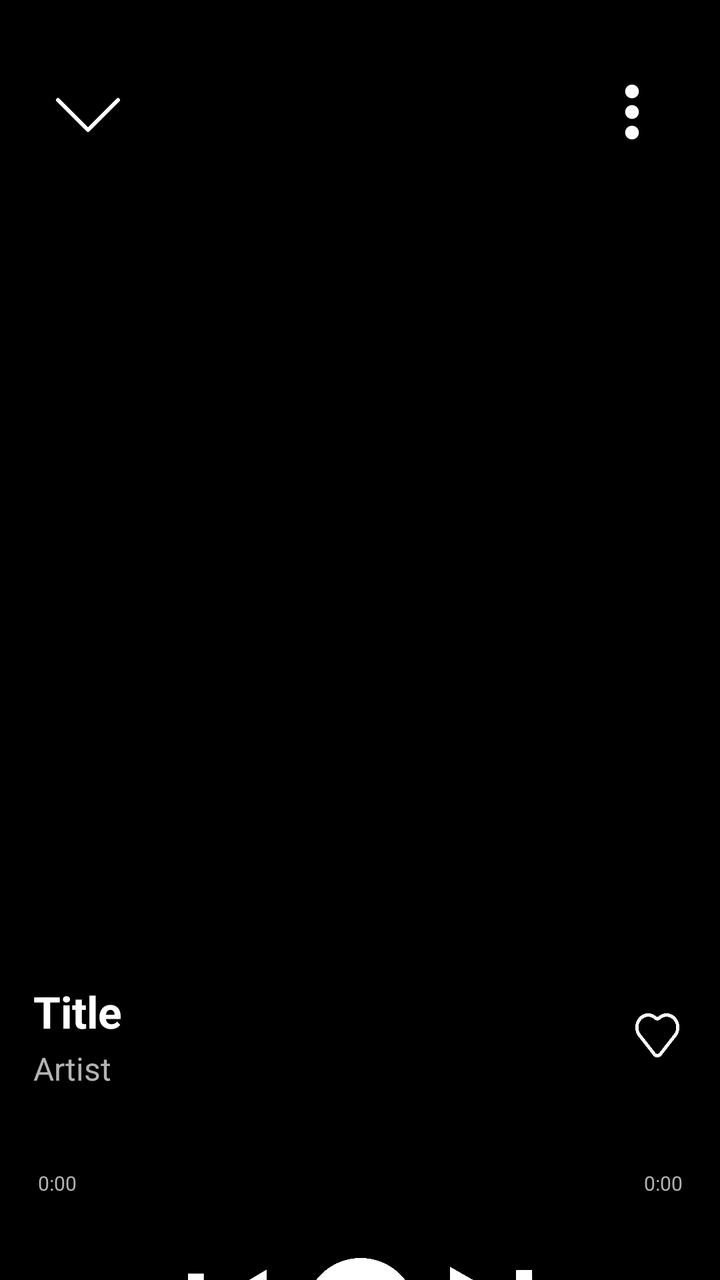
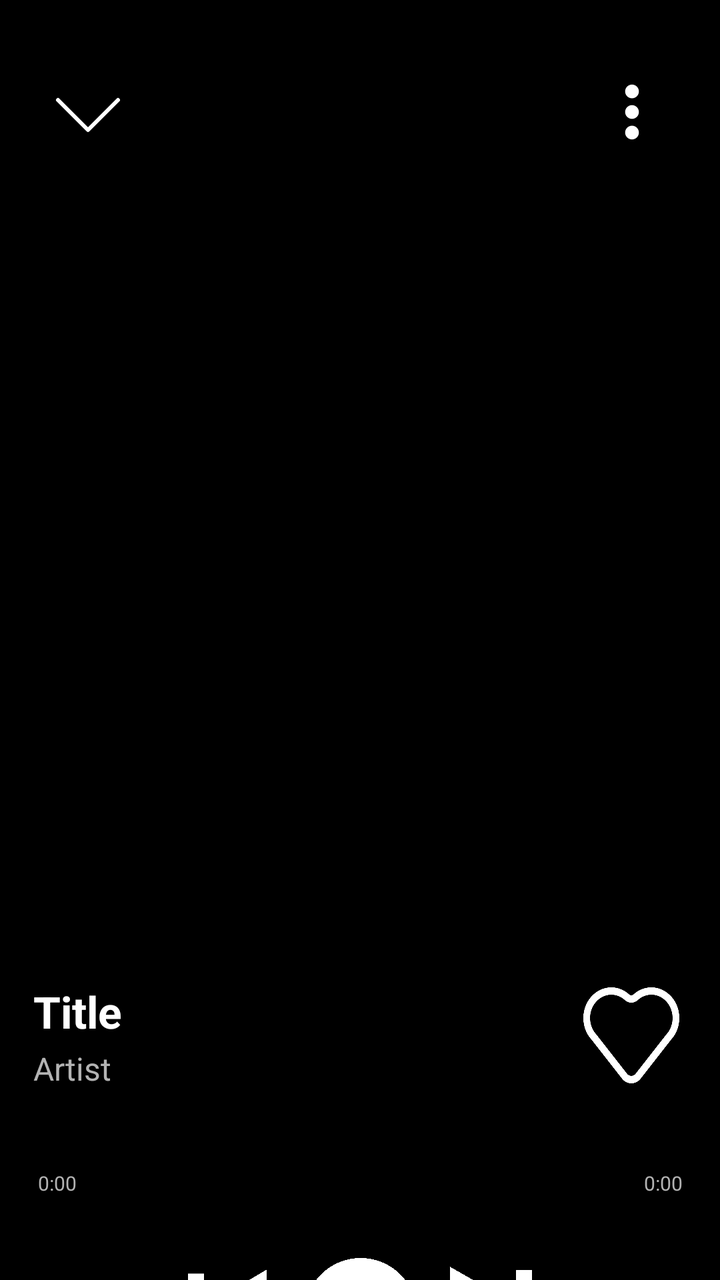

The first picture is an Android layout as it rendered before a commit; the second is the same layout after the commit. The layout source and the unified diff follow.
<!-- AndroidManifest.xml: application theme Theme.Purritify.Starting -->
<!-- res/layout/fragment_player.xml -->
<?xml version="1.0" encoding="utf-8"?>
<androidx.constraintlayout.widget.ConstraintLayout xmlns:android="http://schemas.android.com/apk/res/android"
    xmlns:app="http://schemas.android.com/apk/res-auto"
    xmlns:tools="http://schemas.android.com/tools"
    android:layout_width="match_parent"
    android:layout_height="match_parent"
    android:background="@color/black"
    android:paddingTop="32dp"
    android:paddingHorizontal="16dp">

    
    <androidx.constraintlayout.widget.ConstraintLayout
        android:id="@+id/buttonContainer"
        android:layout_width="match_parent"
        android:layout_height="wrap_content"
        android:background="@android:color/transparent"
        app:layout_constraintBaseline_toTopOf="parent"
        app:layout_constraintEnd_toEndOf="parent"
        app:layout_constraintStart_toStartOf="parent"
        app:layout_constraintTop_toTopOf="parent">

        
        <ImageButton
            android:id="@+id/closeButton"
            android:layout_width="48dp"
            android:layout_height="48dp"
            android:layout_margin="4dp"
            android:backgroundTint="@android:color/transparent"
            android:contentDescription="@string/close_player_screen"
            android:src="@drawable/caret"
            app:layout_constraintBaseline_toTopOf="parent"
            app:layout_constraintStart_toStartOf="parent" />

        
        <ImageButton
            android:id="@+id/moreButton"
            android:layout_width="48dp"
            android:layout_height="48dp"
            android:layout_margin="4dp"
            android:background="@android:color/transparent"
            android:contentDescription="@string/close_player_screen"
            android:src="@drawable/more"
            app:layout_constraintBaseline_toTopOf="parent"
            app:layout_constraintEnd_toEndOf="parent" />

    </androidx.constraintlayout.widget.ConstraintLayout>

    
    <ImageView
        android:id="@+id/songCover"
        android:layout_width="327dp"
        android:layout_height="327dp"
        android:contentDescription="@string/song_cover"
        app:layout_constraintStart_toStartOf="parent"
        app:layout_constraintTop_toBottomOf="@id/buttonContainer"
        app:layout_constraintEnd_toEndOf="parent"
        android:layout_marginTop="60dp" />

    
    <androidx.constraintlayout.widget.ConstraintLayout
        android:id="@+id/songDataContainer"
        android:layout_width="0dp"
        android:layout_height="53dp"
        app:layout_constraintStart_toStartOf="@id/songCover"
        app:layout_constraintEnd_toEndOf="@id/songCover"
        app:layout_constraintTop_toBottomOf="@id/songCover"
        android:layout_marginTop="24dp"
        android:clipToPadding="false"
        android:clipChildren="false" >

        
        <TextView
            android:id="@+id/songTitle"
            android:layout_width="0dp"
            android:layout_height="wrap_content"
            android:text="@string/title"
            android:maxLines="1"
            android:textSize="22sp"
            android:textStyle="bold"
            android:textColor="@color/white"

            app:layout_constraintWidth_percent="0.8"
            app:layout_constraintStart_toStartOf="@id/songDataContainer"
            app:layout_constraintTop_toTopOf="@id/songDataContainer"
            />
        
        
        <TextView
            android:id="@+id/songArtist"
            android:layout_width="0dp"
            android:layout_height="wrap_content"
            android:text="@string/artist"
            android:maxLines="1"
            android:textSize="16sp"
            android:textColor="#B3B3B3"
            android:layout_marginTop="3dp"

            app:layout_constraintWidth_percent="0.8"
            app:layout_constraintStart_toStartOf="@id/songDataContainer"
            app:layout_constraintTop_toBottomOf="@id/songTitle"
            />

        
        <ImageButton
            android:id="@+id/heartButton"
            android:layout_width="22dp"
            android:layout_height="22dp"
            android:background="@drawable/heart"
            android:contentDescription="@string/close_player_screen"
            android:src="@drawable/heart"
            android:layout_margin="4dp"
            app:layout_constraintTop_toTopOf="parent"
            app:layout_constraintBottom_toBottomOf="parent"
            app:layout_constraintEnd_toEndOf="parent"
            />

    </androidx.constraintlayout.widget.ConstraintLayout>

    
    <androidx.constraintlayout.widget.ConstraintLayout
        android:id="@+id/durationBar"
        android:layout_width="0dp"
        android:layout_height="45dp"
        app:layout_constraintEnd_toEndOf="@id/songCover"
        app:layout_constraintStart_toStartOf="@id/songCover"
        app:layout_constraintTop_toBottomOf="@+id/songDataContainer"
        android:layout_marginTop="@dimen/view_margin"
        >

        <SeekBar
            android:id="@+id/songSeekBar"
            android:layout_width="0dp"
            android:layout_height="wrap_content"
            android:layout_marginStart="-10dp"
            android:layout_marginEnd="-10dp"
            android:backgroundTint="@color/white"
            android:padding="0dp"
            android:progressBackgroundTint="@color/white"
            android:progressTint="@color/white"

            android:splitTrack="false"
            android:thumbTint="@color/white"
            app:layout_constraintBottom_toBottomOf="parent"
            app:layout_constraintEnd_toEndOf="parent"

            app:layout_constraintStart_toStartOf="parent"
            app:layout_constraintTop_toTopOf="parent" />

        <TextView
            android:id="@+id/songDurationAt"
            android:layout_width="wrap_content"
            android:layout_height="wrap_content"
            android:layout_marginStart="12dp"
            android:layout_marginTop="2dp"
            android:text="@string/_0_00"
            android:textColor="#B2B2B2"

            android:textSize="10sp"
            app:layout_constraintStart_toStartOf="@id/songSeekBar"

            app:layout_constraintTop_toBottomOf="@id/songSeekBar"
            tools:ignore="SmallSp" />

        <TextView
            android:id="@+id/songDurationTo"
            android:layout_width="wrap_content"
            android:layout_height="wrap_content"
            android:layout_marginTop="2dp"
            android:layout_marginEnd="12dp"
            android:text="@string/_0_00"
            android:textColor="#B2B2B2"

            android:textSize="10sp"
            app:layout_constraintEnd_toEndOf="@id/songSeekBar"

            app:layout_constraintTop_toBottomOf="@id/songSeekBar"
            tools:ignore="SmallSp" />

    </androidx.constraintlayout.widget.ConstraintLayout>

    
    <androidx.constraintlayout.widget.ConstraintLayout
        android:id="@+id/songController"
        android:layout_width="189dp"
        android:layout_height="56dp"
        app:layout_constraintTop_toBottomOf="@id/durationBar"
        app:layout_constraintStart_toStartOf="parent"
        app:layout_constraintEnd_toEndOf="parent"
        android:layout_marginTop="24dp">

        
        <ImageButton
            android:id="@+id/prevButton"
            android:layout_width="48dp"
            android:layout_height="48dp"
            android:background="@android:color/transparent"
            android:contentDescription="@string/previous_song"
            android:src="@drawable/prev"
            android:layout_margin="4dp"
            app:layout_constraintTop_toTopOf="parent"
            app:layout_constraintBottom_toBottomOf="parent"
            app:layout_constraintStart_toStartOf="parent" />

        
        <FrameLayout
            android:id="@+id/pausePlayContainer"
            android:layout_width="56dp"
            android:layout_height="56dp"
            android:background="@drawable/circle"
            android:clickable="true"
            android:focusable="true"
            app:layout_constraintStart_toStartOf="parent"
            app:layout_constraintEnd_toEndOf="parent"
            app:layout_constraintBaseline_toBaselineOf="parent">

            
            <ImageView
                android:id="@+id/playIcon"
                android:layout_width="match_parent"
                android:layout_height="match_parent"
                android:contentDescription="@string/play_button"
                android:src="@drawable/play"
                android:scaleType="centerInside"
                android:visibility="gone"
                android:alpha="0.0"
                android:layout_marginStart="4dp"/>

            
            <ImageView
                android:id="@+id/pauseIcon"
                android:layout_width="match_parent"
                android:layout_height="match_parent"
                android:contentDescription="@string/pause_button"
                android:src="@drawable/pause"
                android:scaleType="centerInside"
                android:visibility="visible"
                android:alpha="1.0" />

        </FrameLayout>
        
        
        <ImageButton
            android:id="@+id/nextButton"
            android:layout_width="48dp"
            android:layout_height="48dp"
            android:background="@android:color/transparent"
            android:contentDescription="@string/next_song"
            android:src="@drawable/next"
            android:layout_margin="4dp"
            app:layout_constraintTop_toTopOf="parent"
            app:layout_constraintBottom_toBottomOf="parent"
            app:layout_constraintEnd_toEndOf="parent" />

    </androidx.constraintlayout.widget.ConstraintLayout>

</androidx.constraintlayout.widget.ConstraintLayout>
<!-- resources referenced by this layout -->
<resources>
  <color name="black">#FF000000</color>
  <color name="white">#FFFFFFFF</color>
  <dimen name="view_margin">16dp</dimen>
  <!-- drawable caret (drawable) -->
  <vector xmlns:android="http://schemas.android.com/apk/res/android"
      android:width="24dp"
      android:height="24dp"
      android:viewportWidth="24"
      android:viewportHeight="24">
    <path
        android:strokeWidth="1"
        android:pathData="M19.5,9L12,16.5L4.5,9"
        android:strokeLineJoin="round"
        android:fillColor="#00000000"
        android:strokeColor="#ffffff"
        android:strokeLineCap="round"/>
  </vector>
  <!-- drawable circle (drawable) -->
  <vector xmlns:android="http://schemas.android.com/apk/res/android"
      android:width="56dp"
      android:height="56dp"
      android:viewportWidth="56"
      android:viewportHeight="56">
    <path
        android:pathData="M28,28m-28,0a28,28 0,1 1,56 0a28,28 0,1 1,-56 0"
        android:fillColor="#ffffff"/>
  </vector>
  <!-- drawable next (drawable) -->
  <vector xmlns:android="http://schemas.android.com/apk/res/android"
      android:width="19dp"
      android:height="21dp"
      android:viewportWidth="19"
      android:viewportHeight="21">
    <path
        android:pathData="M0.168,20.151L14.497,11.632L14.56,19.121L18.16,19.09L18.007,0.909L14.407,0.939L14.47,8.428L0,0.151L0.168,20.151Z"
        android:fillColor="#ffffff"/>
  </vector>
  <!-- drawable pause (drawable) -->
  <vector xmlns:android="http://schemas.android.com/apk/res/android"
      android:width="13dp"
      android:height="16dp"
      android:viewportWidth="13"
      android:viewportHeight="16">
    <path
        android:pathData="M0,0h4v16h-4z"
        android:fillColor="#000000"/>
    <path
        android:pathData="M8.8,0h4v16h-4z"
        android:fillColor="#000000"/>
  </vector>
  <!-- drawable play (drawable) -->
  <vector xmlns:android="http://schemas.android.com/apk/res/android"
      android:width="20dp"
      android:height="20dp"
      android:viewportWidth="20"
      android:viewportHeight="20">
    <path
        android:fillColor="#000000"
        android:pathData="M0,0 L0,20 L20,10 Z"/>
  </vector>
  <!-- drawable prev (drawable) -->
  <vector xmlns:android="http://schemas.android.com/apk/res/android"
      android:width="18dp"
      android:height="22dp"
      android:viewportWidth="18"
      android:viewportHeight="22">
    <path
        android:pathData="M18,0.825L3.6,9.37V1.75H0V20.25H3.6V12.63L18,21.175V0.825Z"
        android:fillColor="#ffffff"/>
  </vector>
  <string name="_0_00">0:00</string>
  <string name="artist">Artist</string>
  <string name="close_player_screen">Close player screen</string>
  <string name="next_song">Next song</string>
  <string name="pause_button">Pause button</string>
  <string name="play_button">Play button</string>
  <string name="previous_song">Previous Song</string>
  <string name="song_cover">Song cover</string>
  <string name="title">Title</string>
  <style name="Theme.Purritify.Starting" parent="Theme.SplashScreen">
          
          <item name="windowSplashScreenBackground">#121212</item>
          
          <item name="windowSplashScreenAnimatedIcon">@drawable/splash_screen_logo</item>
          
          <item name="postSplashScreenTheme">@style/Theme.Purritify</item>
      </style>
  <!-- drawable splash_screen_logo (drawable) -->
  <?xml version="1.0" encoding="utf-8"?>
  <layer-list xmlns:android="http://schemas.android.com/apk/res/android">
      <item
          android:width="@dimen/splash_screen_icon_size"
          android:height="@dimen/splash_screen_icon_size"
          android:drawable="@mipmap/ic_launcher"
          android:gravity="center" />
  </layer-list>
  <style name="Theme.Purritify" parent="Base.Theme.Purritify" />
  <dimen name="splash_screen_icon_size">112dp</dimen>
  <style name="Base.Theme.Purritify" parent="Theme.Material3.DayNight.NoActionBar">
          
          
      </style>
  <!-- unchanged entries left out for length: 2 -->
</resources>

<!-- the commit's change to res/layout/fragment_player.xml (unified diff, before → after) -->
@@ -103,9 +103,9 @@
         
         <ImageButton
             android:id="@+id/heartButton"
-            android:layout_width="22dp"
-            android:layout_height="22dp"
-            android:background="@drawable/heart"
+            android:layout_width="48dp"
+            android:layout_height="48dp"
+            android:background="@android:color/transparent"
             android:contentDescription="@string/close_player_screen"
             android:src="@drawable/heart"
             android:layout_margin="4dp"
